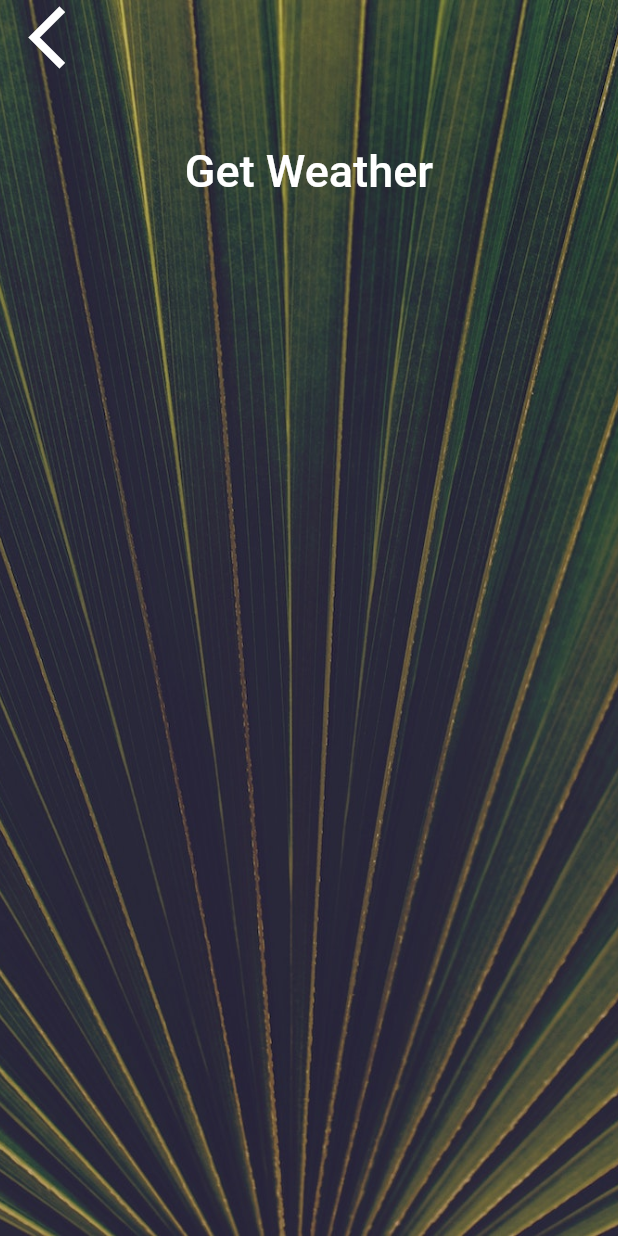
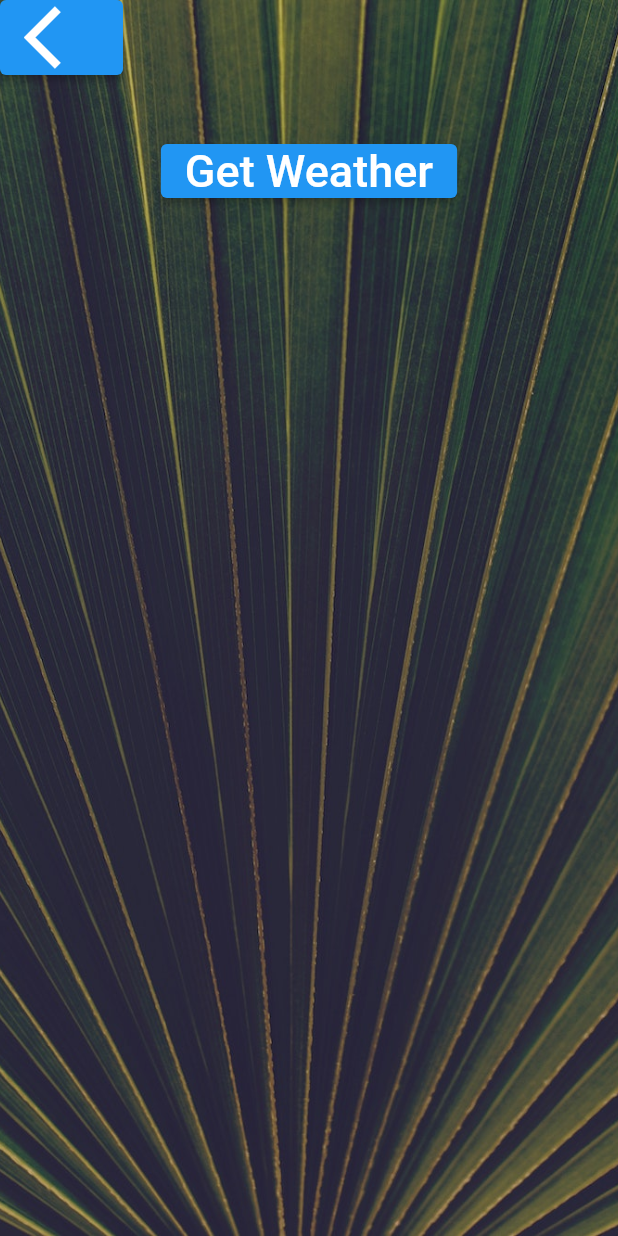
Before and after one commit to Ashish-AI/weather-app, a Flutter app: the CityScreen screen opened directly, on a phone screen of 412 x 824 dp. Run offline on Flutter 3.47's test engine with Material 2 defaults, Android fonts, the phone set to English and light mode, and no system bars; our stand-ins replace geolocator; Roboto replaces fonts that are missing (Spartan MB).

Commit message:
flat Button->Elevated Button

```diff
--- a/lib/screens/city_screen.dart
+++ b/lib/screens/city_screen.dart
@@ -23,7 +23,7 @@ class _CityScreenState extends State<CityScreen> {
             children: <Widget>[
               Align(
                 alignment: Alignment.topLeft,
-                child: FlatButton(
+                child: ElevatedButton(
                   onPressed: () {},
                   child: Icon(
                     Icons.arrow_back_ios,
@@ -35,7 +35,7 @@ class _CityScreenState extends State<CityScreen> {
                 padding: EdgeInsets.all(20.0),
                 child: null,
               ),
-              FlatButton(
+              ElevatedButton(
                 onPressed: () {},
                 child: Text(
                   'Get Weather',
--- a/lib/screens/location_screen.dart
+++ b/lib/screens/location_screen.dart
@@ -28,14 +28,14 @@ class _LocationScreenState extends State<LocationScreen> {
               Row(
                 mainAxisAlignment: MainAxisAlignment.spaceBetween,
                 children: <Widget>[
-                  FlatButton(
+                  ElevatedButton(
                     onPressed: () {},
                     child: Icon(
                       Icons.near_me,
                       size: 50.0,
                     ),
                   ),
-                  FlatButton(
+                  ElevatedButton(
                     onPressed: () {},
                     child: Icon(
                       Icons.location_city,
```
Also changed, not shown: lib/screens/loading_screen.dart (+9 -2 lines), pubspec.yaml (+1 -6 lines), pubspec.lock.
